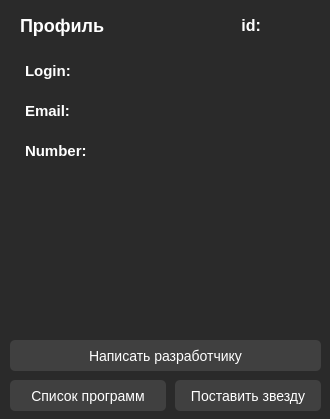
Before: the Qt Designer form developper_app/developper_app.ui in b0shka/selling_apps, drawn with Qt 5.
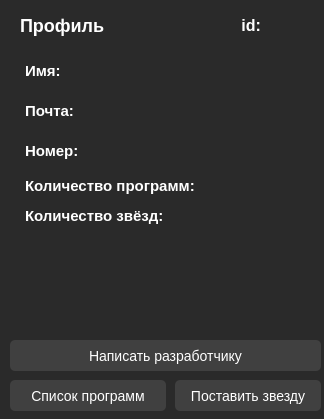
After: the same form once the commit is applied.

Diff of the .ui file:
```diff
--- a/developper_app/developper_app.ui
+++ b/developper_app/developper_app.ui
@@ -6,7 +6,7 @@
    <rect>
     <x>0</x>
     <y>0</y>
-    <width>330</width>
+    <width>324</width>
     <height>419</height>
    </rect>
   </property>
@@ -38,7 +38,7 @@
 color: white;</string>
    </property>
    <property name="text">
-    <string>Email:</string>
+    <string>Почта:</string>
    </property>
   </widget>
   <widget class="QLabel" name="label_3">
@@ -140,7 +140,7 @@
 color: white;</string>
    </property>
    <property name="text">
-    <string>Login:</string>
+    <string>Имя:</string>
    </property>
   </widget>
   <widget class="QLabel" name="label_6">
@@ -164,7 +164,7 @@
 color: white;</string>
    </property>
    <property name="text">
-    <string>Number:</string>
+    <string>Номер:</string>
    </property>
   </widget>
   <widget class="QPushButton" name="pushButton">
@@ -302,6 +302,102 @@
     <string/>
    </property>
   </widget>
+  <widget class="QLabel" name="label_10">
+   <property name="geometry">
+    <rect>
+     <x>235</x>
+     <y>175</y>
+     <width>51</width>
+     <height>21</height>
+    </rect>
+   </property>
+   <property name="font">
+    <font>
+     <pointsize>-1</pointsize>
+     <weight>75</weight>
+     <bold>true</bold>
+    </font>
+   </property>
+   <property name="styleSheet">
+    <string notr="true">font-size: 15px;
+color: white;</string>
+   </property>
+   <property name="text">
+    <string/>
+   </property>
+  </widget>
+  <widget class="QLabel" name="label_11">
+   <property name="geometry">
+    <rect>
+     <x>25</x>
+     <y>175</y>
+     <width>201</width>
+     <height>21</height>
+    </rect>
+   </property>
+   <property name="font">
+    <font>
+     <pointsize>-1</pointsize>
+     <weight>75</weight>
+     <bold>true</bold>
+    </font>
+   </property>
+   <property name="styleSheet">
+    <string notr="true">font-size: 15px;
+color: white;</string>
+   </property>
+   <property name="text">
+    <string>Количество программ:</string>
+   </property>
+  </widget>
+  <widget class="QLabel" name="label_13">
+   <property name="geometry">
+    <rect>
+     <x>25</x>
+     <y>205</y>
+     <width>201</width>
+     <height>21</height>
+    </rect>
+   </property>
+   <property name="font">
+    <font>
+     <pointsize>-1</pointsize>
+     <weight>75</weight>
+     <bold>true</bold>
+    </font>
+   </property>
+   <property name="styleSheet">
+    <string notr="true">font-size: 15px;
+color: white;</string>
+   </property>
+   <property name="text">
+    <string>Количество звёзд:</string>
+   </property>
+  </widget>
+  <widget class="QLabel" name="label_12">
+   <property name="geometry">
+    <rect>
+     <x>195</x>
+     <y>205</y>
+     <width>51</width>
+     <height>21</height>
+    </rect>
+   </property>
+   <property name="font">
+    <font>
+     <pointsize>-1</pointsize>
+     <weight>75</weight>
+     <bold>true</bold>
+    </font>
+   </property>
+   <property name="styleSheet">
+    <string notr="true">font-size: 15px;
+color: white;</string>
+   </property>
+   <property name="text">
+    <string/>
+   </property>
+  </widget>
  </widget>
  <resources/>
  <connections/>
```
